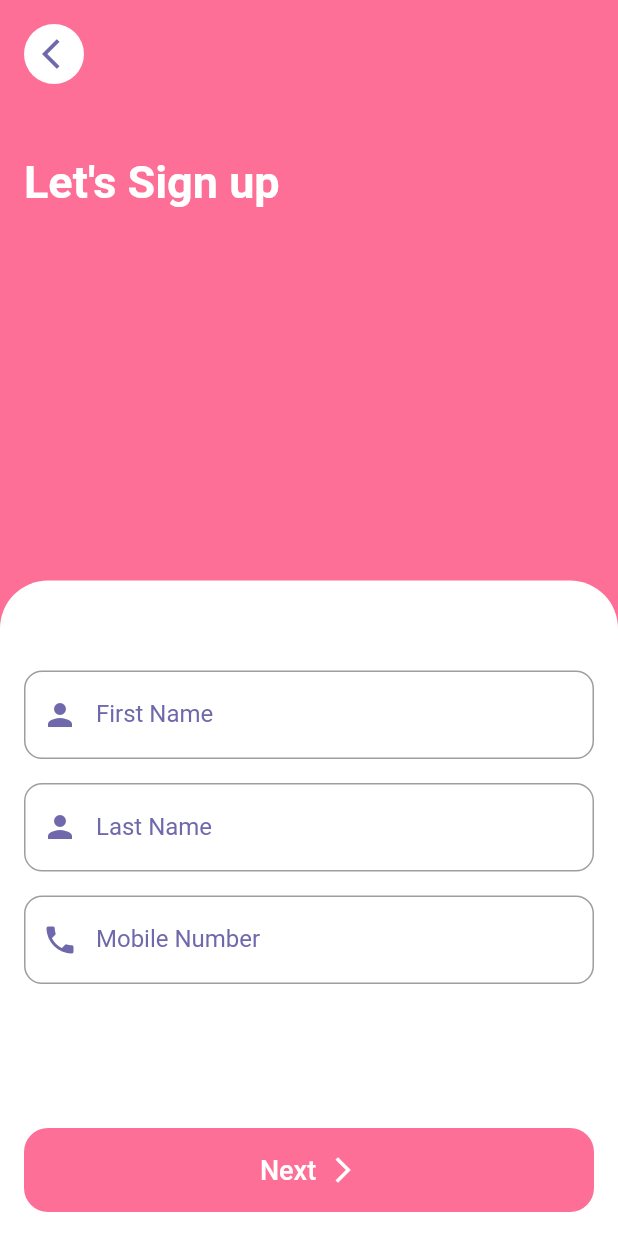
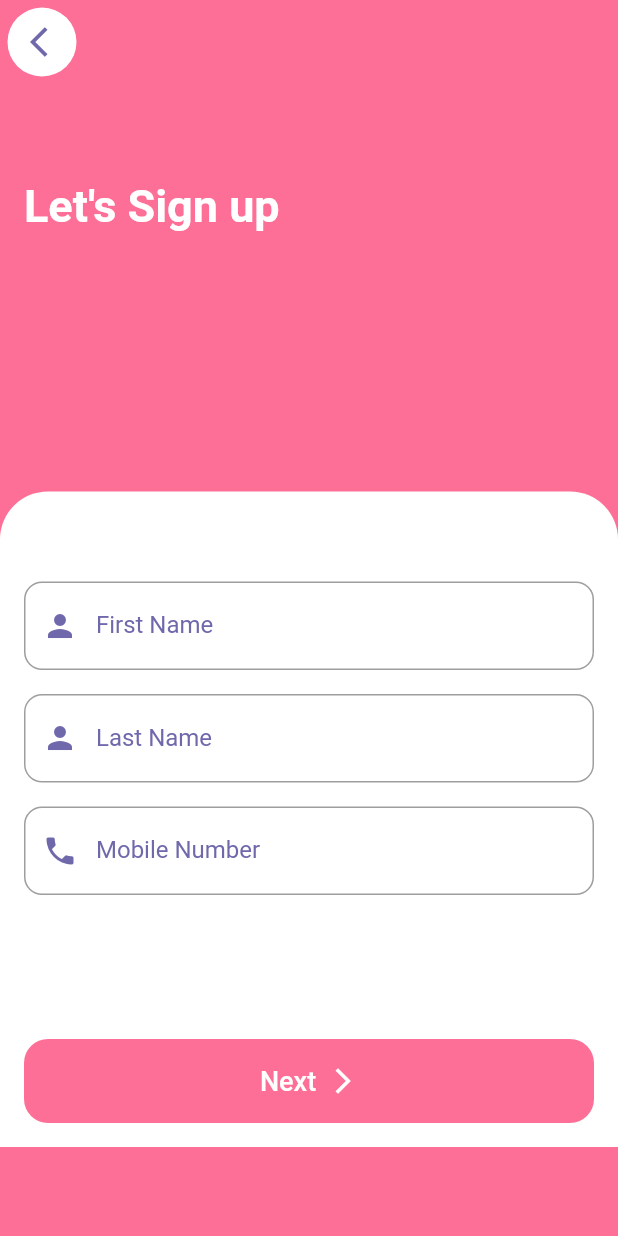
Before and after one commit to feenotifier/apps, a Flutter app: the SignupLandingScreen screen opened directly, on a phone screen of 412 x 824 dp. Run offline on Flutter 3.47's test engine with Material 2 defaults, Android fonts, the phone set to English and light mode, and no system bars; our stand-ins replace flutter_secure_storage, flutter_svg; accounts and stored records are empty.

Commit message:
Signup screen rederflex overflow

```diff
--- a/lib/sections/signup/landing.dart
+++ b/lib/sections/signup/landing.dart
@@ -74,20 +74,12 @@ class _SignupLandingScreenState extends State<SignupLandingScreen>
   @override
   Widget build(BuildContext context) {
     return Scaffold(
-      resizeToAvoidBottomInset: false,
+      resizeToAvoidBottomInset: true,
       backgroundColor: Color(0xFFFD6F96),
-      body: SafeArea(
-        child: Column(
-          crossAxisAlignment: CrossAxisAlignment.start,
-          children: [
-            Padding(
-              padding: EdgeInsets.all(
-                Distance_Unit * 4,
-              ),
-              child: Column(
-                crossAxisAlignment: CrossAxisAlignment.start,
-                children: [
-                  FadeTransition(
+      appBar: AppBar(
+        leading: Padding(
+          padding: const EdgeInsets.all(5.0),
+          child: FadeTransition(
             opacity: _animationController,
             child: SlideTransition(
               position: _arrowSlideAnimation,
@@ -110,6 +102,24 @@ class _SignupLandingScreenState extends State<SignupLandingScreen>
               ),
             ),
           ),
+        ),
+        backgroundColor: Color(0xFFFD6F96),
+        elevation: 0,
+      ),
+      body: SafeArea(
+        child: SingleChildScrollView(
+          child: Container(
+            height: MediaQuery.of(context).size.height * 0.86,
+            child: Column(
+              crossAxisAlignment: CrossAxisAlignment.start,
+              children: [
+                Padding(
+                  padding: EdgeInsets.all(
+                    Distance_Unit * 4,
+                  ),
+                  child: Column(
+                    crossAxisAlignment: CrossAxisAlignment.start,
+                    children: [
                       SizedBox(
                         height: Distance_Unit * 12,
                       ),
@@ -138,6 +148,8 @@ class _SignupLandingScreenState extends State<SignupLandingScreen>
                   ),
                 ),
                 Spacer(),
+                Column(
+                  children: [
                     FadeTransition(
                       opacity: _animationController,
                       child: Container(
@@ -155,6 +167,8 @@ class _SignupLandingScreenState extends State<SignupLandingScreen>
                             bottom: Distance_Unit * 4,
                             top: Distance_Unit * 15,
                           ),
+                          child: Container(
+                            child: SingleChildScrollView(
                               child: Column(
                                 children: [
                                   if (step == "firstStep") ...[
@@ -238,7 +252,9 @@ class _SignupLandingScreenState extends State<SignupLandingScreen>
                                       top: Distance_Unit * 20,
                                     ),
                                     child: GenericButtons(
-                          title: step == "firstStep" ? "Next" : "Submit",
+                                      title: step == "firstStep"
+                                          ? "Next"
+                                          : "Submit",
                                       backgroundColor: Color(0xFFFD6F96),
                                       textColor: Colors.white,
                                       suffixIconColor: Colors.white,
@@ -277,7 +293,13 @@ class _SignupLandingScreenState extends State<SignupLandingScreen>
                             ),
                           ),
                         ),
+                      ),
+                    ),
                   ],
+                ),
+              ],
+            ),
+          ),
         ),
       ),
     );
```
Lines whose indentation alone changed are shown as unchanged.
